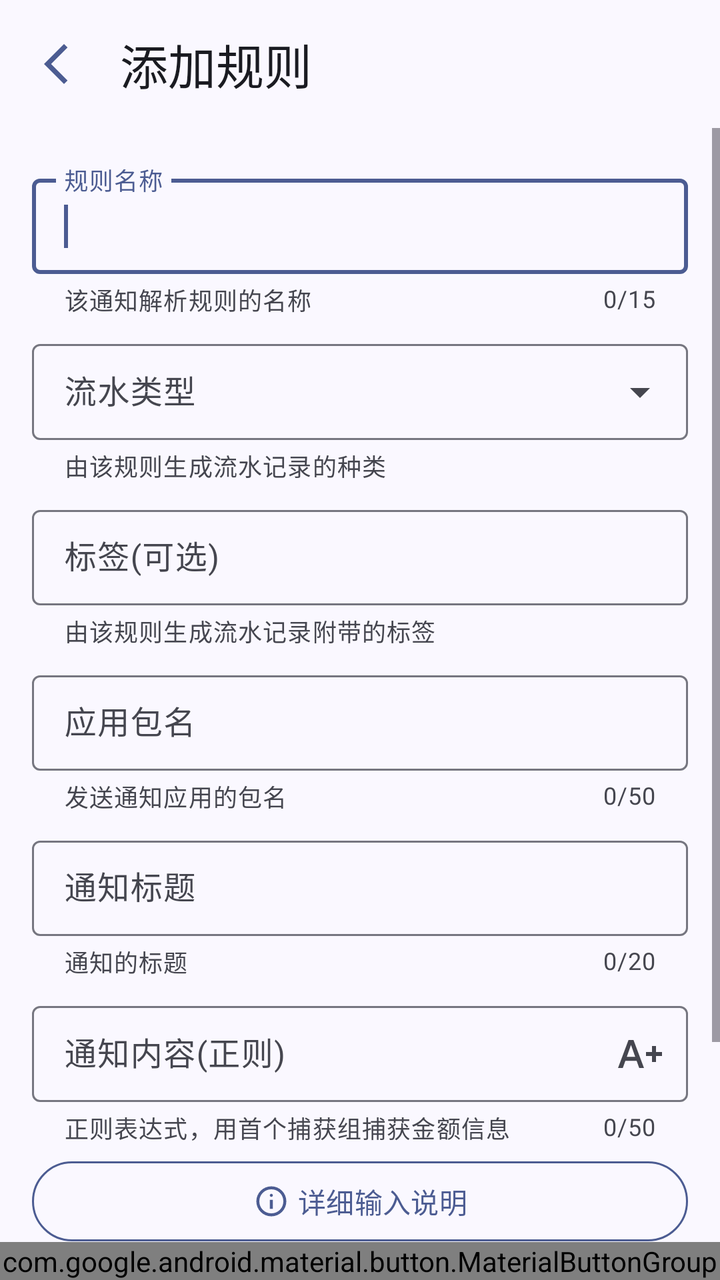
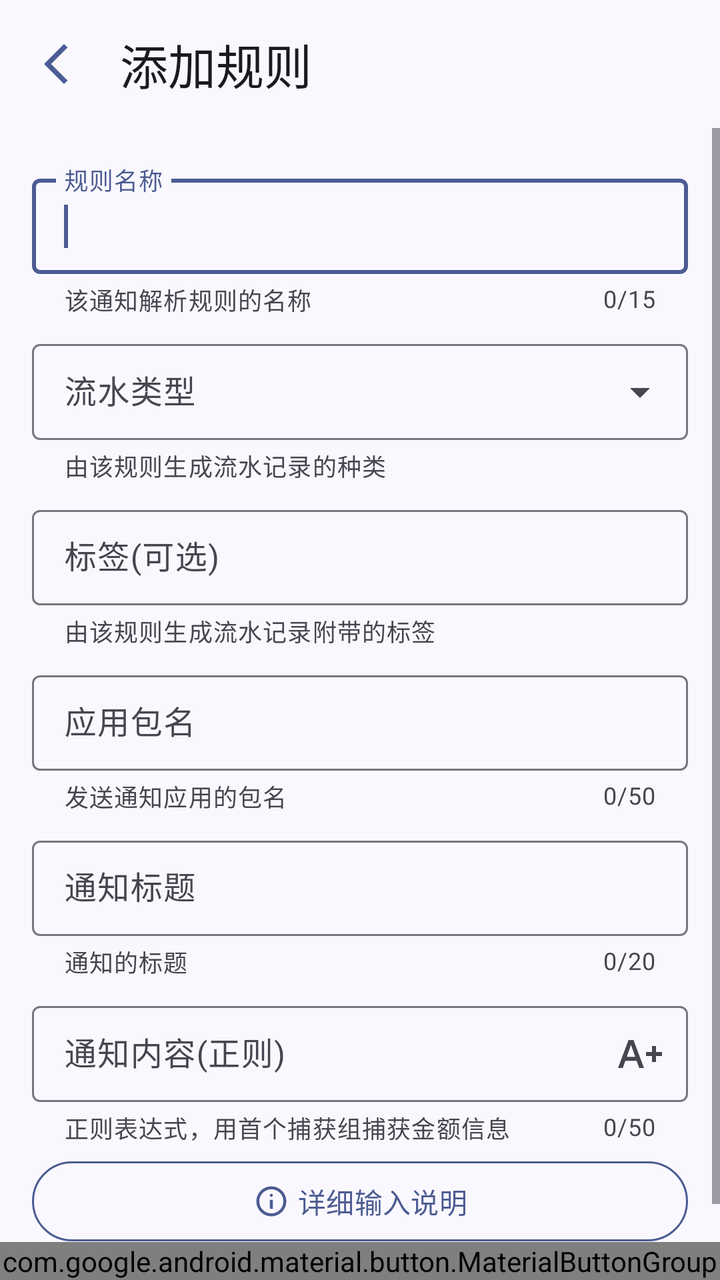

Compare the two renders of this Android layout. The source of the first and the diff that turns it into the second are given below.
<!-- AndroidManifest.xml: application theme Theme.ManagerAssistant.Static -->
<!-- res/layout/activity_rule_add_modify.xml -->
<androidx.constraintlayout.widget.ConstraintLayout xmlns:android="http://schemas.android.com/apk/res/android"
    xmlns:app="http://schemas.android.com/apk/res-auto"
    xmlns:tools="http://schemas.android.com/tools"
    style="@style/CommonPageStyle"
    android:layout_width="match_parent"
    android:layout_height="match_parent"
    android:orientation="vertical"
    tools:context=".ui.pages.bookkeeping.notification_analysis.rule_edit.RuleAddModifyActivity">

    <com.google.android.material.appbar.MaterialToolbar
        android:id="@+id/toolbar"
        android:layout_width="match_parent"
        android:layout_height="?attr/actionBarSize"
        app:layout_constraintEnd_toEndOf="parent"
        app:layout_constraintStart_toStartOf="parent"
        app:layout_constraintTop_toTopOf="parent"
        app:title="@string/add_rule" />

    <ScrollView
        android:id="@+id/scroll_view"
        android:layout_width="match_parent"
        android:layout_height="0dp"
        app:layout_constraintBottom_toTopOf="@id/bottom_btn_group"
        app:layout_constraintTop_toBottomOf="@id/toolbar">

        <LinearLayout
            android:layout_width="match_parent"
            android:layout_height="wrap_content"
            android:orientation="vertical"
            android:padding="16dp">

            <com.google.android.material.textfield.TextInputLayout
                android:id="@+id/rule_name_layout"
                style="@style/CommonTextInputLayoutStyle"
                android:layout_width="match_parent"
                android:layout_height="wrap_content"
                app:counterMaxLength="15"
                app:endIconDrawable="@drawable/baseline_clear_24"
                app:endIconMode="clear_text"
                app:helperText="@string/rule_name_help_text">

                <requestFocus />

                <com.google.android.material.textfield.TextInputEditText
                    android:id="@+id/rule_name_input"
                    style="@style/UserInputEditTextStyle"
                    android:layout_width="match_parent"
                    android:layout_height="match_parent"
                    android:hint="@string/rule_name" />
            </com.google.android.material.textfield.TextInputLayout>

            <com.google.android.material.textfield.TextInputLayout
                style="@style/DropdownMenuTextInputLayoutStyle"
                android:layout_width="match_parent"
                android:layout_height="wrap_content"
                app:helperText="@string/rule_account_type_help">

                <com.google.android.material.textfield.MaterialAutoCompleteTextView
                    android:id="@+id/type_input"
                    style="@style/UneditableAutoCompleteTextViewStyle"
                    android:layout_width="match_parent"
                    android:layout_height="match_parent"
                    android:hint="@string/running_account_type"
                    android:inputType="none" />
            </com.google.android.material.textfield.TextInputLayout>

            <LinearLayout
                android:id="@+id/transfer_input_layout"
                android:layout_width="match_parent"
                android:layout_height="wrap_content"
                android:orientation="vertical"
                android:visibility="gone">

                <com.google.android.material.textfield.TextInputLayout
                    android:id="@+id/export_account_layout"
                    style="@style/DropdownMenuTextInputLayoutStyle"
                    android:layout_width="match_parent"
                    android:layout_height="wrap_content"
                    android:hint="@string/export_account"
                    app:counterMaxLength="20"
                    app:helperText="@string/account_export_help">

                    <com.google.android.material.textfield.MaterialAutoCompleteTextView
                        android:id="@+id/export_account_input"
                        style="@style/EditableAutoCompleteTextViewStyle"
                        android:layout_width="match_parent"
                        android:layout_height="wrap_content" />
                </com.google.android.material.textfield.TextInputLayout>

                <com.google.android.material.textfield.TextInputLayout
                    android:id="@+id/import_account_layout"
                    style="@style/DropdownMenuTextInputLayoutStyle"
                    android:layout_width="match_parent"
                    android:layout_height="wrap_content"
                    android:hint="@string/import_account"
                    app:counterMaxLength="20"
                    app:helperText="@string/account_import_help">

                    <com.google.android.material.textfield.MaterialAutoCompleteTextView
                        android:id="@+id/import_account_input"
                        style="@style/EditableAutoCompleteTextViewStyle"
                        android:layout_width="match_parent"
                        android:layout_height="wrap_content" />
                </com.google.android.material.textfield.TextInputLayout>
            </LinearLayout>

            <com.google.android.material.textfield.TextInputLayout
                style="@style/CommonTextInputLayoutStyle"
                android:layout_width="match_parent"
                android:layout_height="wrap_content"
                app:counterEnabled="false"
                app:helperText="@string/rule_tag_help">

                <com.google.android.material.textfield.MaterialAutoCompleteTextView
                    android:id="@+id/tag_name_input"
                    style="@style/UneditableAutoCompleteTextViewStyle"
                    android:layout_width="match_parent"
                    android:layout_height="match_parent"
                    android:hint="@string/tag_optional" />
            </com.google.android.material.textfield.TextInputLayout>

            <com.google.android.material.textfield.TextInputLayout
                android:id="@+id/package_name_layout"
                style="@style/CommonTextInputLayoutStyle"
                android:layout_width="match_parent"
                android:layout_height="wrap_content"
                app:counterMaxLength="50"
                app:helperText="@string/rule_package_name_help">

                <com.google.android.material.textfield.MaterialAutoCompleteTextView
                    android:id="@+id/package_name_input"
                    style="@style/UneditableAutoCompleteTextViewStyle"
                    android:layout_width="match_parent"
                    android:layout_height="match_parent"
                    android:hint="@string/package_name" />
            </com.google.android.material.textfield.TextInputLayout>

            <com.google.android.material.textfield.TextInputLayout
                android:id="@+id/notification_title_layout"
                style="@style/CommonTextInputLayoutStyle"
                android:layout_width="match_parent"
                android:layout_height="wrap_content"
                app:counterMaxLength="20"
                app:endIconDrawable="@drawable/baseline_clear_24"
                app:endIconMode="clear_text"
                app:helperText="@string/rule_notification_title_help">

                <com.google.android.material.textfield.TextInputEditText
                    android:id="@+id/notification_title_input"
                    style="@style/UserInputEditTextStyle"
                    android:layout_width="match_parent"
                    android:layout_height="match_parent"
                    android:hint="@string/notification_title" />
            </com.google.android.material.textfield.TextInputLayout>

            <com.google.android.material.textfield.TextInputLayout
                android:id="@+id/notification_content_layout"
                style="@style/CommonTextInputLayoutStyle"
                android:layout_width="match_parent"
                android:layout_height="wrap_content"
                app:counterMaxLength="50"
                app:endIconDrawable="@drawable/outline_text_increase_24"
                app:endIconMode="custom"
                app:helperText="@string/rule_notification_content_help">

                <com.google.android.material.textfield.TextInputEditText
                    android:id="@+id/notification_content_input"
                    style="@style/UserInputEditTextStyle"
                    android:layout_width="match_parent"
                    android:layout_height="match_parent"
                    android:hint="@string/notification_content_regex"
                    android:maxLength="50" />
            </com.google.android.material.textfield.TextInputLayout>

            <com.google.android.material.button.MaterialButton
                android:id="@+id/input_instruction_btn"
                style="@style/OutlinedBtnStyle"
                android:layout_width="match_parent"
                android:layout_height="wrap_content"
                android:layout_marginStart="0dp"
                android:layout_marginEnd="0dp"
                android:text="@string/input_instruction"
                app:icon="@drawable/outline_info_24"
                app:iconGravity="textStart" />

            <com.google.android.material.textview.MaterialTextView
                style="@style/TipTextViewStyle"
                android:layout_width="match_parent"
                android:layout_height="wrap_content"
                android:text="@string/analysis_rule_tip" />
        </LinearLayout>
    </ScrollView>

    <com.google.android.material.button.MaterialButtonGroup
        android:id="@+id/bottom_btn_group"
        android:layout_width="match_parent"
        android:layout_height="wrap_content"
        android:gravity="center_horizontal"
        app:layout_constraintBottom_toBottomOf="parent">

        <com.google.android.material.button.MaterialButton
            android:id="@+id/delete_btn"
            style="@style/OutlinedBtnStyle"
            android:layout_width="wrap_content"
            android:layout_height="wrap_content"
            android:text="@string/delete"
            android:visibility="gone" />

        <com.google.android.material.button.MaterialButton
            android:id="@+id/cancel_btn"
            style="@style/OutlinedBtnStyle"
            android:layout_width="wrap_content"
            android:layout_height="wrap_content"
            android:text="@string/cancel" />

        <com.google.android.material.button.MaterialButton
            android:id="@+id/finish_btn"
            style="@style/CommonBtnStyle"
            android:layout_width="wrap_content"
            android:layout_height="wrap_content"
            android:text="@string/finish" />
    </com.google.android.material.button.MaterialButtonGroup>
</androidx.constraintlayout.widget.ConstraintLayout>
<!-- resources referenced by this layout -->
<resources>
  <string name="account_export_help">您名下的转出账户名称</string>
  <string name="account_import_help">您名下的转入账户名称</string>
  <string name="add_rule">添加规则</string>
  <string name="analysis_rule_tip">推荐执行以下操作使通知监听更加稳定：\n1.授予自启动权限(如果有该权限设置)\n2.在最近任务中锁定本应用\n3.在该软件设置界面将电池优化设置为“无限制”</string>
  <string name="cancel">取消</string>
  <string name="delete">删除</string>
  <string name="export_account">转出账户</string>
  <string name="finish">完成</string>
  <string name="import_account">转入账户</string>
  <string name="input_instruction">详细输入说明</string>
  <string name="notification_content_regex">通知内容(正则)</string>
  <string name="notification_title">通知标题</string>
  <string name="package_name">应用包名</string>
  <string name="rule_account_type_help">由该规则生成流水记录的种类</string>
  <string name="rule_name">规则名称</string>
  <string name="rule_name_help_text">该通知解析规则的名称</string>
  <string name="rule_notification_title_help">通知的标题</string>
  <string name="rule_package_name_help">发送通知应用的包名</string>
  <string name="rule_tag_help">由该规则生成流水记录附带的标签</string>
  <string name="running_account_type">流水类型</string>
  <string name="tag_optional">标签(可选)</string>
  <style name="TipTextViewStyle">
          <item name="android:paddingTop">10dp</item>
          <item name="android:textColor">?attr/colorOnSurfaceVariant</item>
          <item name="android:textAppearance">?attr/textAppearanceBodyMedium</item>
          <item name="android:drawablePadding">10dp</item>
          <item name="android:drawableStart">@drawable/outline_info_24</item>
          <item name="drawableTint">?attr/colorOnSurfaceVariant</item>
      </style>
  <color name="md_theme_primary">#4C5C92</color>
  <color name="md_theme_onPrimary">#FFFFFF</color>
  <color name="md_theme_primaryContainer">#DBE1FF</color>
  <color name="md_theme_onPrimaryContainer">#344479</color>
  <color name="md_theme_secondary">#595E72</color>
  <color name="md_theme_onSecondary">#FFFFFF</color>
  <color name="md_theme_secondaryContainer">#DDE1F9</color>
  <color name="md_theme_onSecondaryContainer">#414659</color>
  <color name="md_theme_tertiary">#745470</color>
  <color name="md_theme_onTertiary">#FFFFFF</color>
  <color name="md_theme_tertiaryContainer">#FFD6F7</color>
  <color name="md_theme_onTertiaryContainer">#5B3D57</color>
  <color name="md_theme_error">#BA1A1A</color>
  <color name="md_theme_onError">#FFFFFF</color>
  <color name="md_theme_errorContainer">#FFDAD6</color>
  <color name="md_theme_onErrorContainer">#93000A</color>
  <color name="md_theme_background">#FAF8FF</color>
  <color name="md_theme_onBackground">#1A1B21</color>
  <color name="md_theme_surface">#FAF8FF</color>
  <color name="md_theme_onSurface">#1A1B21</color>
  <color name="md_theme_surfaceVariant">#E2E1EC</color>
  <color name="md_theme_onSurfaceVariant">#45464F</color>
  <color name="md_theme_outline">#767680</color>
  <color name="md_theme_outlineVariant">#C6C6D0</color>
  <color name="md_theme_inverseSurface">#2F3036</color>
  <color name="md_theme_inverseOnSurface">#F1F0F7</color>
  <color name="md_theme_inversePrimary">#B5C4FF</color>
  <color name="md_theme_primaryFixed">#DBE1FF</color>
  <color name="md_theme_onPrimaryFixed">#02174B</color>
  <color name="md_theme_primaryFixedDim">#B5C4FF</color>
  <color name="md_theme_onPrimaryFixedVariant">#344479</color>
  <color name="md_theme_secondaryFixed">#DDE1F9</color>
  <color name="md_theme_onSecondaryFixed">#161B2C</color>
  <color name="md_theme_secondaryFixedDim">#C1C5DD</color>
  <color name="md_theme_tertiaryFixed">#FFD6F7</color>
  <color name="md_theme_onTertiaryFixed">#2B122A</color>
  <color name="md_theme_tertiaryFixedDim">#E2BBDB</color>
  <color name="md_theme_surfaceDim">#DAD9E0</color>
  <color name="md_theme_surfaceBright">#FAF8FF</color>
  <color name="md_theme_surfaceContainerLowest">#FFFFFF</color>
  <color name="md_theme_surfaceContainerLow">#F4F3FA</color>
  <color name="md_theme_surfaceContainer">#EEEDF4</color>
  <color name="md_theme_surfaceContainerHigh">#E9E7EF</color>
  <!-- unchanged entries left out for length: 18 -->
</resources>

<!-- the commit's change to res/layout/activity_rule_add_modify.xml (unified diff, before → after) -->
@@ -182,12 +182,6 @@
                 android:text="@string/input_instruction"
                 app:icon="@drawable/outline_info_24"
                 app:iconGravity="textStart" />
-
-            <com.google.android.material.textview.MaterialTextView
-                style="@style/TipTextViewStyle"
-                android:layout_width="match_parent"
-                android:layout_height="wrap_content"
-                android:text="@string/analysis_rule_tip" />
         </LinearLayout>
     </ScrollView>
 
<!-- resource entries referenced after the edit -->
@@ -3,7 +3,6 @@
   <string name="account_export_help">您名下的转出账户名称</string>
   <string name="account_import_help">您名下的转入账户名称</string>
   <string name="add_rule">添加规则</string>
-  <string name="analysis_rule_tip">推荐执行以下操作使通知监听更加稳定：\n1.授予自启动权限(如果有该权限设置)\n2.在最近任务中锁定本应用\n3.在该软件设置界面将电池优化设置为“无限制”</string>
   <string name="cancel">取消</string>
   <string name="delete">删除</string>
   <string name="export_account">转出账户</string>
@@ -21,14 +20,6 @@
   <string name="rule_tag_help">由该规则生成流水记录附带的标签</string>
   <string name="running_account_type">流水类型</string>
   <string name="tag_optional">标签(可选)</string>
-  <style name="TipTextViewStyle">
-          <item name="android:paddingTop">10dp</item>
-          <item name="android:textColor">?attr/colorOnSurfaceVariant</item>
-          <item name="android:textAppearance">?attr/textAppearanceBodyMedium</item>
-          <item name="android:drawablePadding">10dp</item>
-          <item name="android:drawableStart">@drawable/outline_info_24</item>
-          <item name="drawableTint">?attr/colorOnSurfaceVariant</item>
-      </style>
   <color name="md_theme_primary">#4C5C92</color>
   <color name="md_theme_onPrimary">#FFFFFF</color>
   <color name="md_theme_primaryContainer">#DBE1FF</color>
